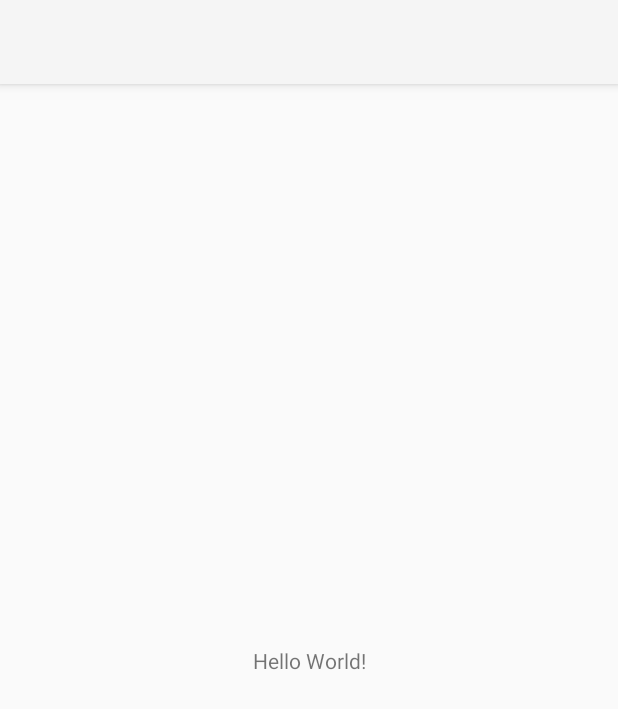
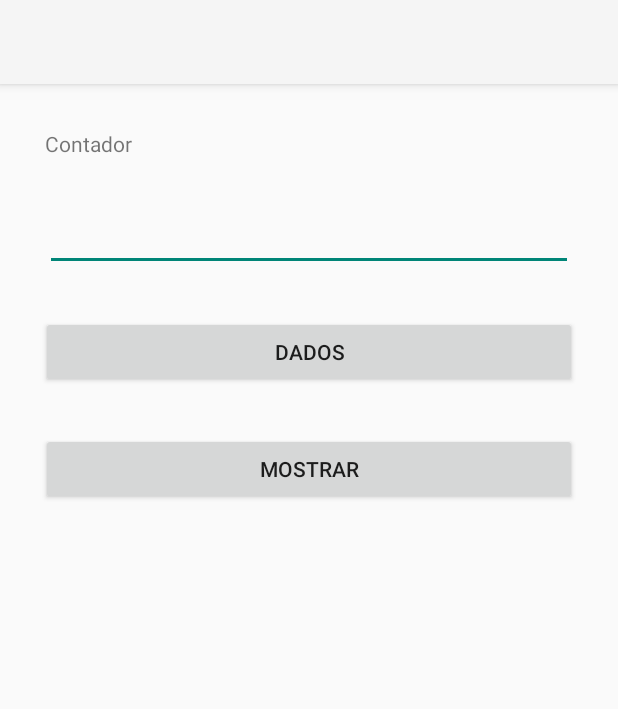
Before and after one commit to wilberp/kotlin, an Android app: the screen it shows after launch (MainActivity), on a phone screen of 412 x 824 dp. Shown: the top 709 px of the screen. Run offline under Robolectric (Android 15) with nearby library versions, the phone set to English and light mode, and no system bars.

Commit message:
Update activity_main.xml

```diff
--- a/androidStudio/VModel/app/src/main/res/layout/activity_main.xml
+++ b/androidStudio/VModel/app/src/main/res/layout/activity_main.xml
@@ -7,12 +7,46 @@
     tools:context=".MainActivity">
 
     <TextView
-        android:layout_width="wrap_content"
+        android:id="@+id/textView"
+        android:layout_width="0dp"
         android:layout_height="wrap_content"
-        android:text="Hello World!"
-        app:layout_constraintBottom_toBottomOf="parent"
+        android:layout_marginLeft="30dp"
+        android:layout_marginTop="30dp"
+        android:layout_marginRight="30dp"
+        android:text="Contador"
         app:layout_constraintLeft_toLeftOf="parent"
         app:layout_constraintRight_toRightOf="parent"
         app:layout_constraintTop_toTopOf="parent" />
 
+    <EditText
+        android:id="@+id/txtContator"
+        android:layout_width="0dp"
+        android:layout_height="wrap_content"
+        android:layout_marginTop="30dp"
+        android:ems="10"
+        android:inputType="textPersonName"
+        app:layout_constraintEnd_toEndOf="@+id/textView"
+        app:layout_constraintStart_toStartOf="@+id/textView"
+        app:layout_constraintTop_toBottomOf="@+id/textView" />
+
+    <Button
+        android:id="@+id/btnDados"
+        android:layout_width="357dp"
+        android:layout_height="48dp"
+        android:layout_marginTop="30dp"
+        android:text="Dados"
+        app:layout_constraintEnd_toEndOf="@+id/txtContator"
+        app:layout_constraintStart_toStartOf="@+id/txtContator"
+        app:layout_constraintTop_toBottomOf="@+id/txtContator" />
+
+    <Button
+        android:id="@+id/btnMostrar"
+        android:layout_width="0dp"
+        android:layout_height="wrap_content"
+        android:layout_marginTop="30dp"
+        android:text="Mostrar"
+        app:layout_constraintEnd_toEndOf="@+id/btnDados"
+        app:layout_constraintStart_toStartOf="@+id/btnDados"
+        app:layout_constraintTop_toBottomOf="@+id/btnDados" />
+
 </androidx.constraintlayout.widget.ConstraintLayout>
```
